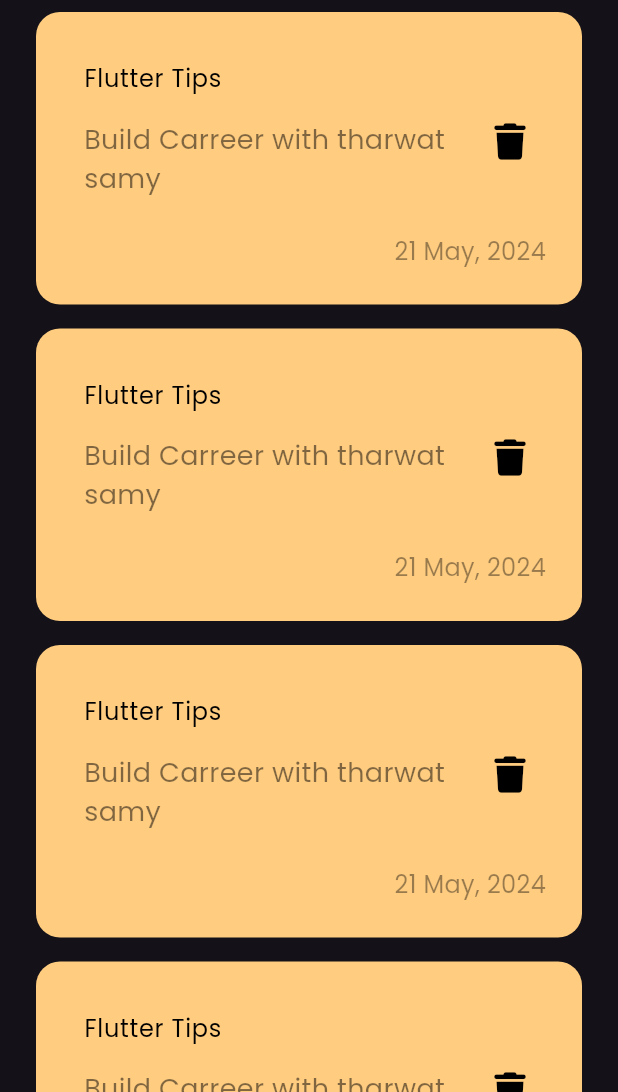
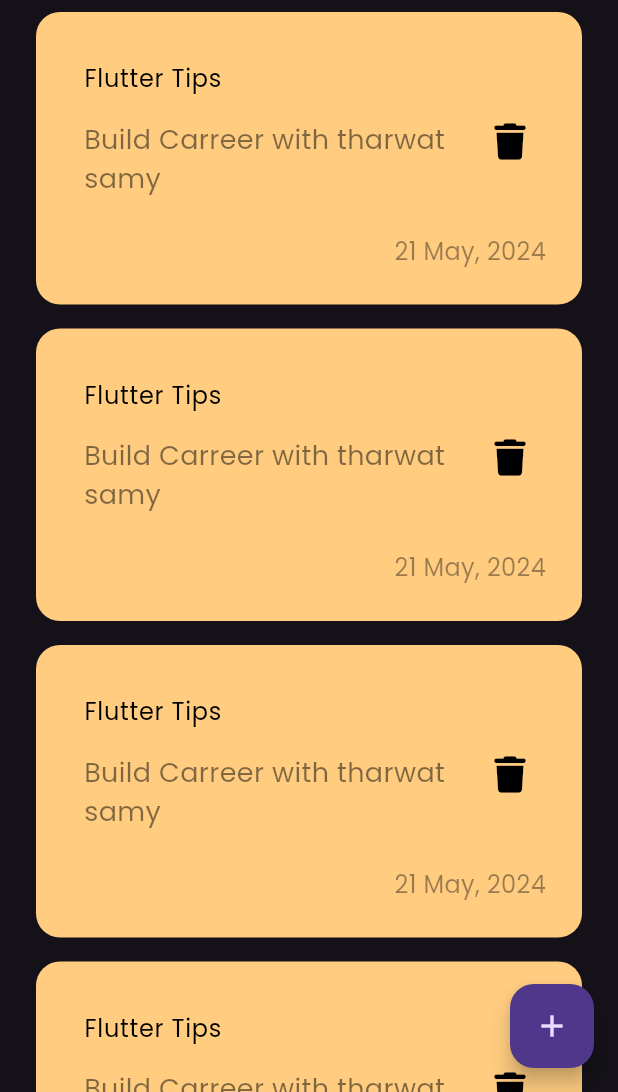
Before and after one commit to AhmedWaela/notes_app, a Flutter app: the screen it shows after launch, on a phone screen of 412 x 824 dp, the part 144-1236 px from its top. Run offline on Flutter 3.47's test engine with Material 3 defaults, Android fonts, the phone set to English and light mode, and no system bars; our stand-ins replace font_awesome_flutter.

Commit message:
add floating action button

```diff
--- a/lib/features/presentation/views/notes_view.dart
+++ b/lib/features/presentation/views/notes_view.dart
@@ -6,7 +6,11 @@ class NotesView extends StatelessWidget {
 
   @override
   Widget build(BuildContext context) {
-    return const Scaffold(
+    return Scaffold(
+      floatingActionButton: FloatingActionButton(
+        onPressed: () {},
+        child: Icon(Icons.add),
+      ),
       body: NotesViewBody(),
     );
   }
--- a/lib/features/presentation/views/widgets/notes_view_body.dart
+++ b/lib/features/presentation/views/widgets/notes_view_body.dart
@@ -1,6 +1,5 @@
 import 'package:flutter/material.dart';
 import 'package:notes_app/features/presentation/views/widgets/custom_app_bar.dart';
-import 'package:notes_app/features/presentation/views/widgets/note_item.dart';
 import 'package:notes_app/features/presentation/views/widgets/notes_list_view.dart';
 
 class NotesViewBody extends StatelessWidget {
```
